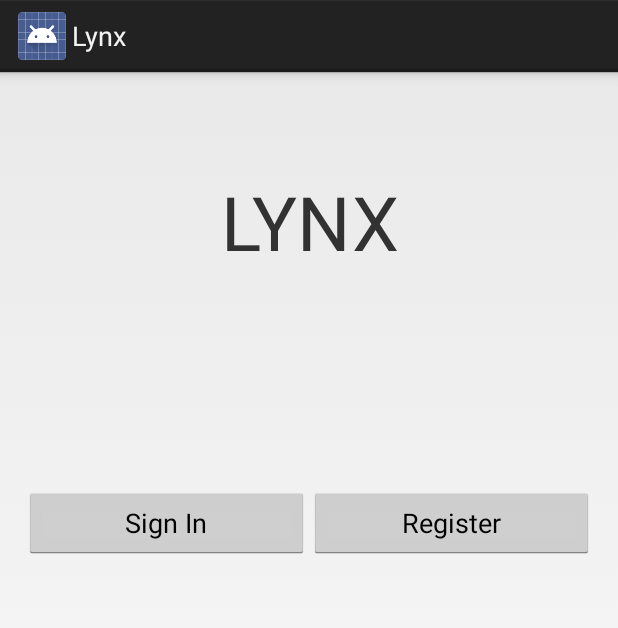
After one commit to vincelugli/GIT-MAD-Appathon, an Android app: the layout activity_main.xml on its own in the app's theme, with its tools: preview values and no code run, on a phone screen of 412 x 824 dp. The commit adds this screen. Shown: the top 628 px of the screen. Run offline under Robolectric (Android 15) with nearby library versions, the phone set to English and light mode, and no system bars.

Commit message:
remade project with main activity. Sign-in screen will be second screen

```diff
--- a/Lynx/app/build.gradle
+++ b/Lynx/app/build.gradle
@@ -21,6 +21,4 @@ android {
 
 dependencies {
     compile fileTree(dir: 'libs', include: ['*.jar'])
-    compile 'com.google.android.gms:play-services:6.1.71'
-    compile 'com.android.support:appcompat-v7:20.0.0'
 }
--- /dev/null
+++ b/Lynx/app/src/main/res/layout/activity_main.xml
@@ -0,0 +1,45 @@
+<RelativeLayout xmlns:android="http://schemas.android.com/apk/res/android"
+    xmlns:tools="http://schemas.android.com/tools"
+    android:layout_width="match_parent"
+    android:layout_height="match_parent"
+    android:paddingLeft="@dimen/activity_horizontal_margin"
+    android:paddingRight="@dimen/activity_horizontal_margin"
+    android:paddingTop="@dimen/activity_vertical_margin"
+    android:paddingBottom="@dimen/activity_vertical_margin"
+    tools:context=".MainActivity">
+
+    <TextView
+        android:text="@string/lynx"
+        android:layout_width="fill_parent"
+        android:layout_height="wrap_content"
+        android:textIsSelectable="false"
+        android:textSize="50sp"
+        android:paddingTop="50dp"
+        android:gravity="center"
+        android:id="@+id/textView" />
+
+    <LinearLayout
+        android:orientation="horizontal"
+        android:layout_width="fill_parent"
+        android:layout_height="fill_parent"
+        android:layout_below="@+id/textView"
+        android:layout_centerHorizontal="true"
+        android:layout_marginTop="143dp">
+
+        <Button
+            android:layout_width="0dp"
+            android:layout_height="wrap_content"
+            android:text="@string/action_sign_in"
+            android:id="@+id/sign_in_button"
+            android:layout_weight="1" />
+
+        <Button
+            android:layout_width="0dp"
+            android:layout_height="wrap_content"
+            android:id="@+id/register_button"
+            android:layout_weight="1"
+            android:text="@string/action_register"
+            android:singleLine="false" />
+    </LinearLayout>
+
+</RelativeLayout>
--- /dev/null
+++ b/Lynx/app/src/main/res/values-w820dp/dimens.xml
@@ -0,0 +1,6 @@
+<resources>
+    <!-- Example customization of dimensions originally defined in res/values/dimens.xml
+         (such as screen margins) for screens with more than 820dp of available width. This
+         would include 7" and 10" devices in landscape (~960dp and ~1280dp respectively). -->
+    <dimen name="activity_horizontal_margin">64dp</dimen>
+</resources>
--- a/Lynx/app/src/main/res/values/strings.xml
+++ b/Lynx/app/src/main/res/values/strings.xml
@@ -1,3 +1,10 @@
+<?xml version="1.0" encoding="utf-8"?>
 <resources>
+
     <string name="app_name">Lynx</string>
+    <string name="lynx">LYNX</string>
+    <string name="action_settings">Settings</string>
+    <string name="action_register">Register</string>
+    <string name="action_sign_in">Sign In</string>
+
 </resources>
```
Also changed, not shown: Lynx/app/src/main/AndroidManifest.xml (+7 -8 lines), Lynx/app/src/main/java/com/lynx/HomeScreenLoginActivity.java (deleted, +0 -302 lines), Lynx/app/src/main/java/com/lynx/MainActivity.java (added, +36 -0 lines), Lynx/app/src/main/res/layout/activity_home_screen_login.xml (deleted, +0 -67 lines), Lynx/app/src/main/res/menu/main.xml (added, +8 -0 lines), Lynx/app/src/main/res/values/strings_activity_home_screen_login.xml (deleted, +0 -14 lines), 1 other file.
